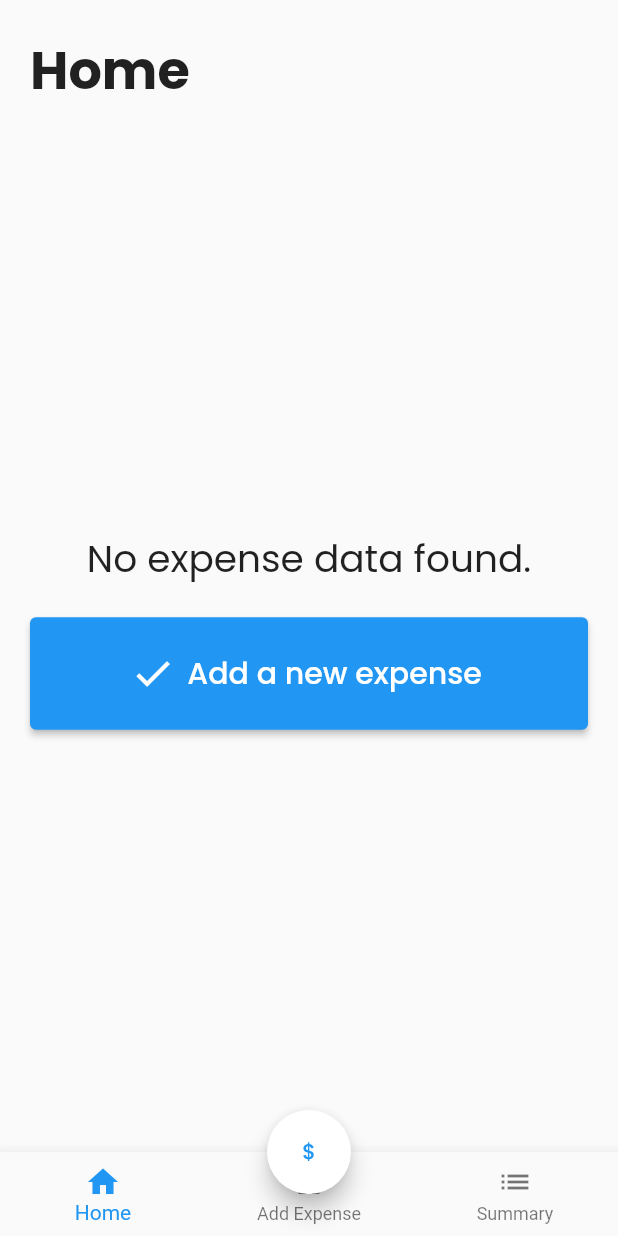
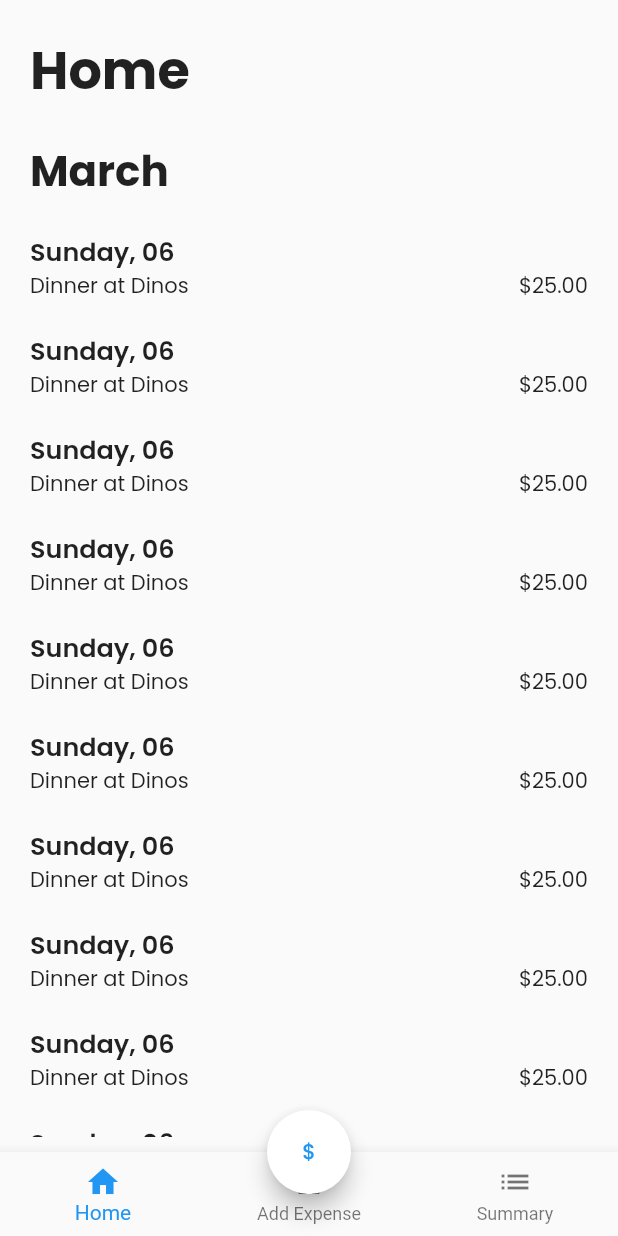
Before and after one commit to matekdev/WalletHero, a Flutter app: the screen it shows after launch, on a phone screen of 412 x 824 dp. Run offline on Flutter 3.47's test engine with Material 2 defaults, Android fonts, the phone set to English and light mode, and no system bars; our stand-ins replace another_flushbar, flutter_masked_text2, google_fonts.

Commit message:
Copy expenses

```diff
--- a/lib/ExpenseScreen.dart
+++ b/lib/ExpenseScreen.dart
@@ -73,7 +73,7 @@ class _ExpenseScreenState extends State<ExpenseScreen> {
                   minLines: 4,
                   decoration: const InputDecoration(
                     border: OutlineInputBorder(),
-                    labelText: 'Enter an expense description',
+                    labelText: 'Enter an expense name',
                   ),
                 ),
               ),
--- a/lib/HomeScreen.dart
+++ b/lib/HomeScreen.dart
@@ -1,5 +1,9 @@
 import 'package:flutter/material.dart';
 import 'package:intl/intl.dart';
+import 'package:flutter/services.dart';
+import 'package:another_flushbar/flushbar.dart';
+import 'package:another_flushbar/flushbar_helper.dart';
+import 'package:another_flushbar/flushbar_route.dart';
 
 import 'main.dart';
 
@@ -76,6 +80,15 @@ class _HomeScreenState extends State<HomeScreen> {
                         ),
                       ),
                     ),
+                    createCard(
+                      Text(
+                        getMonth(DateTime.now()),
+                        style: const TextStyle(
+                          fontSize: 28,
+                          fontWeight: FontWeight.bold,
+                        ),
+                      ),
+                    ),
                     ...createExpenses(widget.data),
                   ],
                 ),
@@ -88,12 +101,16 @@ class _HomeScreenState extends State<HomeScreen> {
     return DateFormat.MMMM().format(date);
   }
 
+  String getMonthDay(DateTime date) {
+    return DateFormat('EEEE, dd').format(date);
+  }
+
   List<Widget> createExpenses(List<ExpenseData> data) {
     List<Widget> expenses = [];
 
     for (var element in data) {
       expenses.add(
-        createCard(createExpense(element)),
+        createCardButton(element),
       );
     }
 
@@ -104,7 +121,13 @@ class _HomeScreenState extends State<HomeScreen> {
     return Column(
       crossAxisAlignment: CrossAxisAlignment.start,
       children: [
-        Text(data.date.toString()),
+        Text(
+          getMonthDay(data.date),
+          style: const TextStyle(
+            fontSize: 17,
+            fontWeight: FontWeight.w600,
+          ),
+        ),
         Row(
           children: [
             Text(data.note),
@@ -125,4 +148,54 @@ class _HomeScreenState extends State<HomeScreen> {
       ),
     );
   }
+
+  Widget createCardButton(ExpenseData data) {
+    return InkWell(
+      customBorder: RoundedRectangleBorder(
+        borderRadius: BorderRadius.circular(8),
+      ),
+      onLongPress: () {
+        Clipboard.setData(ClipboardData(
+                text: '${getMonthDay(data.date)} - ${data.note} ${data.total}'))
+            .then((_) {
+          Flushbar(
+            flushbarPosition: FlushbarPosition.BOTTOM,
+            title: "",
+            titleSize: 0,
+            message: "Expense copied",
+            duration: const Duration(seconds: 1),
+            borderRadius: const BorderRadius.only(
+              topLeft: Radius.circular(8),
+              topRight: Radius.circular(8),
+            ),
+          ).show(context);
+        });
+      },
+      child: SizedBox(
+        width: MediaQuery.of(context).size.width,
+        child: Padding(
+          padding: const EdgeInsets.symmetric(vertical: 10, horizontal: 10),
+          child: Column(
+            crossAxisAlignment: CrossAxisAlignment.start,
+            children: [
+              Text(
+                getMonthDay(data.date),
+                style: const TextStyle(
+                  fontSize: 17,
+                  fontWeight: FontWeight.w600,
+                ),
+              ),
+              Row(
+                children: [
+                  Text(data.note),
+                  const Spacer(),
+                  Text(data.total),
+                ],
+              )
+            ],
+          ),
+        ),
+      ),
+    );
+  }
 }
--- a/lib/main.dart
+++ b/lib/main.dart
@@ -38,7 +38,36 @@ class _MainPageState extends State<MainPage> {
   int currentIndex = 0;
 
   final List<ExpenseData> expenses = [
-    // ExpenseData(DateTime.now(), "\$25.00", "test"),
+    ExpenseData(DateTime.now(), "\$25.00", "Dinner at Dinos"),
+    ExpenseData(DateTime.now(), "\$25.00", "Dinner at Dinos"),
+    ExpenseData(DateTime.now(), "\$25.00", "Dinner at Dinos"),
+    ExpenseData(DateTime.now(), "\$25.00", "Dinner at Dinos"),
+    ExpenseData(DateTime.now(), "\$25.00", "Dinner at Dinos"),
+    ExpenseData(DateTime.now(), "\$25.00", "Dinner at Dinos"),
+    ExpenseData(DateTime.now(), "\$25.00", "Dinner at Dinos"),
+    ExpenseData(DateTime.now(), "\$25.00", "Dinner at Dinos"),
+    ExpenseData(DateTime.now(), "\$25.00", "Dinner at Dinos"),
+    ExpenseData(DateTime.now(), "\$25.00", "Dinner at Dinos"),
+    ExpenseData(DateTime.now(), "\$25.00", "Dinner at Dinos"),
+    ExpenseData(DateTime.now(), "\$25.00", "Dinner at Dinos"),
+    ExpenseData(DateTime.now(), "\$25.00", "Dinner at Dinos"),
+    ExpenseData(DateTime.now(), "\$25.00", "Dinner at Dinos"),
+    ExpenseData(DateTime.now(), "\$25.00", "Dinner at Dinos"),
+    ExpenseData(DateTime.now(), "\$25.00", "Dinner at Dinos"),
+    ExpenseData(DateTime.now(), "\$25.00", "Dinner at Dinos"),
+    ExpenseData(DateTime.now(), "\$25.00", "Dinner at Dinos"),
+    ExpenseData(DateTime.now(), "\$25.00", "Dinner at Dinos"),
+    ExpenseData(DateTime.now(), "\$25.00", "Dinner at Dinos"),
+    ExpenseData(DateTime.now(), "\$25.00", "Dinner at Dinos"),
+    ExpenseData(DateTime.now(), "\$25.00", "Dinner at Dinos"),
+    ExpenseData(DateTime.now(), "\$25.00", "Dinner at Dinos"),
+    ExpenseData(DateTime.now(), "\$25.00", "Dinner at Dinos"),
+    ExpenseData(DateTime.now(), "\$25.00", "Dinner at Dinos"),
+    ExpenseData(DateTime.now(), "\$25.00", "Dinner at Dinos"),
+    ExpenseData(DateTime.now(), "\$25.00", "Dinner at Dinos"),
+    ExpenseData(DateTime.now(), "\$25.00", "Dinner at Dinos"),
+    ExpenseData(DateTime.now(), "\$25.00", "Dinner at Dinos"),
+    ExpenseData(DateTime.now(), "\$25.00", "Dinner at Dinos"),
   ];
 
   late var appScreens = [
--- a/pubspec.yaml
+++ b/pubspec.yaml
@@ -37,6 +37,7 @@ dependencies:
   google_fonts: ^2.3.1
   flutter_masked_text2: ^0.9.1
   intl: ^0.17.0
+  another_flushbar: ^1.10.28
 
 dev_dependencies:
   flutter_test:
```
Also changed, not shown: pubspec.lock.
